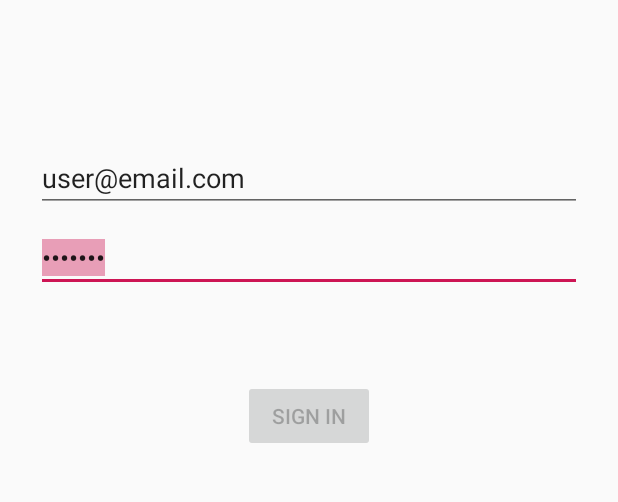
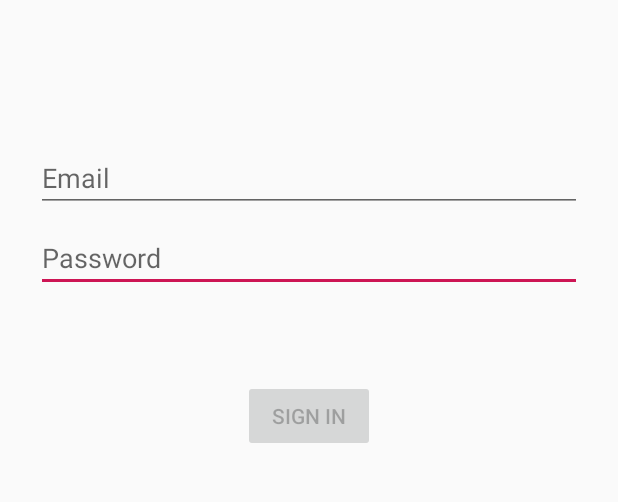
Before and after one commit to yvan-burrie-jcu/pancreart-app, an Android app: the LoginActivity screen opened directly, with no data from a screen before it, on a phone screen of 412 x 824 dp, the part 430-932 px from its top. Run offline under Robolectric (Android 15) with nearby library versions, the phone set to English and light mode, and no system bars.

Commit message:
Update login system

```diff
--- a/app/src/main/java/jcu/cp3407/pancreart/ui/login/LoginActivity.java
+++ b/app/src/main/java/jcu/cp3407/pancreart/ui/login/LoginActivity.java
@@ -50,9 +50,9 @@ public class LoginActivity extends AppCompatActivity {
         StrictMode.setThreadPolicy(policy);
 
         final EditText usernameEditText = findViewById(R.id.email);
-        usernameEditText.setText("user@email.com");
+//        usernameEditText.setText("user@email.com");
         final EditText passwordEditText = findViewById(R.id.password);
-        passwordEditText.setText("example");
+//        passwordEditText.setText("example");
         final Button loginButton = findViewById(R.id.login);
         final ProgressBar loadingProgressBar = findViewById(R.id.loading);
 
```
Also changed, not shown: app/src/main/java/jcu/cp3407/pancreart/data/LoginDataSource.java (+5 -5 lines).
